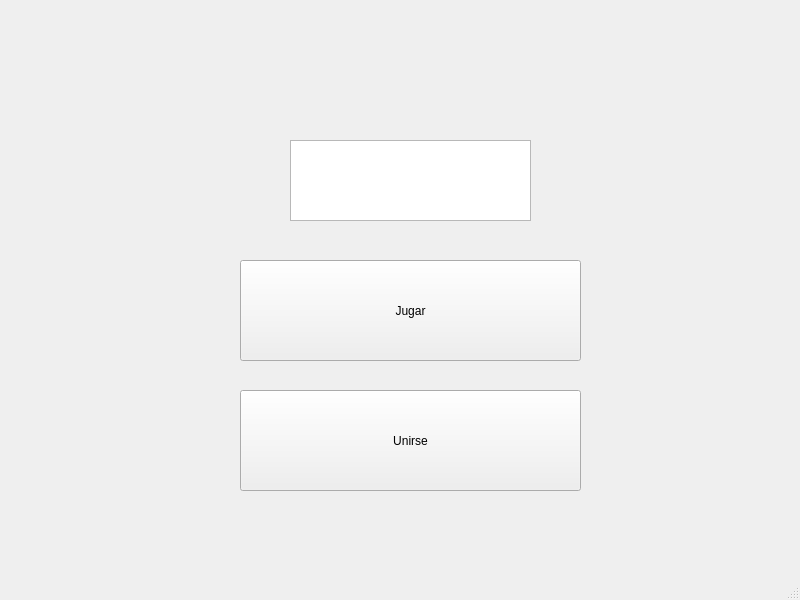
Old version of the form scrabble/mainwindow.ui in the repository sharingplay/Scrabble.
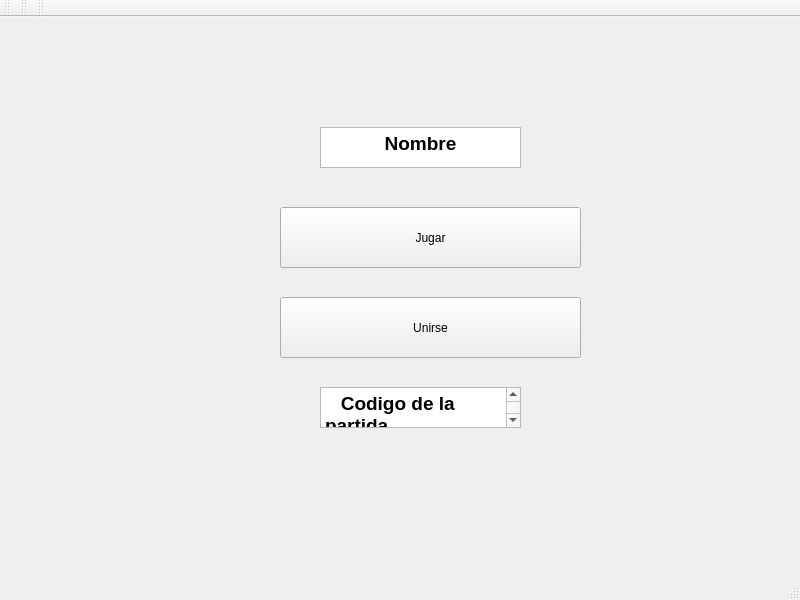
New version of the form. Icons and pictures are not drawn.

Commit message: arreglo ventana

Patch:
```diff
--- a/scrabble/mainwindow.ui
+++ b/scrabble/mainwindow.ui
@@ -13,14 +13,17 @@
   <property name="windowTitle">
    <string>MainWindow</string>
   </property>
+  <property name="styleSheet">
+   <string notr="true">background-image: url(:/imagenes/menu.png);</string>
+  </property>
   <widget class="QWidget" name="centralwidget">
    <widget class="QPushButton" name="pushButton">
     <property name="geometry">
      <rect>
-      <x>240</x>
-      <y>390</y>
-      <width>341</width>
-      <height>101</height>
+      <x>280</x>
+      <y>280</y>
+      <width>301</width>
+      <height>61</height>
      </rect>
     </property>
     <property name="text">
@@ -30,10 +33,10 @@
    <widget class="QPushButton" name="pushButton_3">
     <property name="geometry">
      <rect>
-      <x>240</x>
-      <y>260</y>
-      <width>341</width>
-      <height>101</height>
+      <x>280</x>
+      <y>190</y>
+      <width>301</width>
+      <height>61</height>
      </rect>
     </property>
     <property name="text">
@@ -43,11 +46,41 @@
    <widget class="QTextEdit" name="textEdit">
     <property name="geometry">
      <rect>
-      <x>290</x>
-      <y>140</y>
-      <width>241</width>
-      <height>81</height>
+      <x>320</x>
+      <y>110</y>
+      <width>201</width>
+      <height>41</height>
      </rect>
+    </property>
+    <property name="documentTitle">
+     <string/>
+    </property>
+    <property name="html">
+     <string>&lt;!DOCTYPE HTML PUBLIC &quot;-//W3C//DTD HTML 4.0//EN&quot; &quot;http://www.w3.org/TR/REC-html40/strict.dtd&quot;&gt;
+&lt;html&gt;&lt;head&gt;&lt;meta name=&quot;qrichtext&quot; content=&quot;1&quot; /&gt;&lt;style type=&quot;text/css&quot;&gt;
+p, li { white-space: pre-wrap; }
+&lt;/style&gt;&lt;/head&gt;&lt;body style=&quot; font-family:'Cantarell'; font-size:11pt; font-weight:400; font-style:normal;&quot;&gt;
+&lt;p align=&quot;center&quot; style=&quot; margin-top:0px; margin-bottom:0px; margin-left:0px; margin-right:0px; -qt-block-indent:0; text-indent:0px;&quot;&gt;&lt;span style=&quot; font-size:14pt; font-weight:600;&quot;&gt;Nombre&lt;/span&gt;&lt;/p&gt;&lt;/body&gt;&lt;/html&gt;</string>
+    </property>
+   </widget>
+   <widget class="QTextEdit" name="textEdit_2">
+    <property name="geometry">
+     <rect>
+      <x>320</x>
+      <y>370</y>
+      <width>201</width>
+      <height>41</height>
+     </rect>
+    </property>
+    <property name="documentTitle">
+     <string/>
+    </property>
+    <property name="html">
+     <string>&lt;!DOCTYPE HTML PUBLIC &quot;-//W3C//DTD HTML 4.0//EN&quot; &quot;http://www.w3.org/TR/REC-html40/strict.dtd&quot;&gt;
+&lt;html&gt;&lt;head&gt;&lt;meta name=&quot;qrichtext&quot; content=&quot;1&quot; /&gt;&lt;style type=&quot;text/css&quot;&gt;
+p, li { white-space: pre-wrap; }
+&lt;/style&gt;&lt;/head&gt;&lt;body style=&quot; font-family:'Cantarell'; font-size:11pt; font-weight:400; font-style:normal;&quot;&gt;
+&lt;p style=&quot; margin-top:0px; margin-bottom:0px; margin-left:0px; margin-right:0px; -qt-block-indent:0; text-indent:0px;&quot;&gt;&lt;span style=&quot; font-size:14pt; font-weight:600;&quot;&gt;   Codigo de la partida&lt;/span&gt;&lt;/p&gt;&lt;/body&gt;&lt;/html&gt;</string>
     </property>
    </widget>
   </widget>
@@ -62,6 +95,39 @@
    </property>
   </widget>
   <widget class="QStatusBar" name="statusbar"/>
+  <widget class="QToolBar" name="toolBar">
+   <property name="windowTitle">
+    <string>toolBar</string>
+   </property>
+   <attribute name="toolBarArea">
+    <enum>TopToolBarArea</enum>
+   </attribute>
+   <attribute name="toolBarBreak">
+    <bool>false</bool>
+   </attribute>
+  </widget>
+  <widget class="QToolBar" name="toolBar_2">
+   <property name="windowTitle">
+    <string>toolBar_2</string>
+   </property>
+   <attribute name="toolBarArea">
+    <enum>TopToolBarArea</enum>
+   </attribute>
+   <attribute name="toolBarBreak">
+    <bool>false</bool>
+   </attribute>
+  </widget>
+  <widget class="QToolBar" name="toolBar_3">
+   <property name="windowTitle">
+    <string>toolBar_3</string>
+   </property>
+   <attribute name="toolBarArea">
+    <enum>TopToolBarArea</enum>
+   </attribute>
+   <attribute name="toolBarBreak">
+    <bool>false</bool>
+   </attribute>
+  </widget>
  </widget>
  <resources/>
  <connections/>
```
The commit also changes 4 other files.
